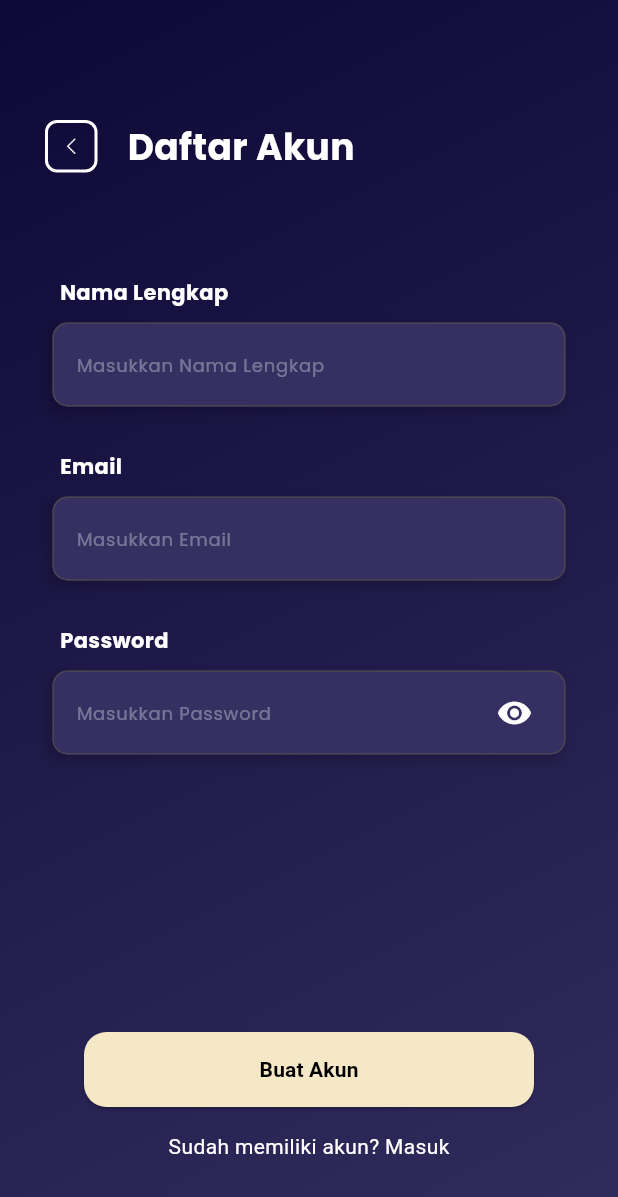
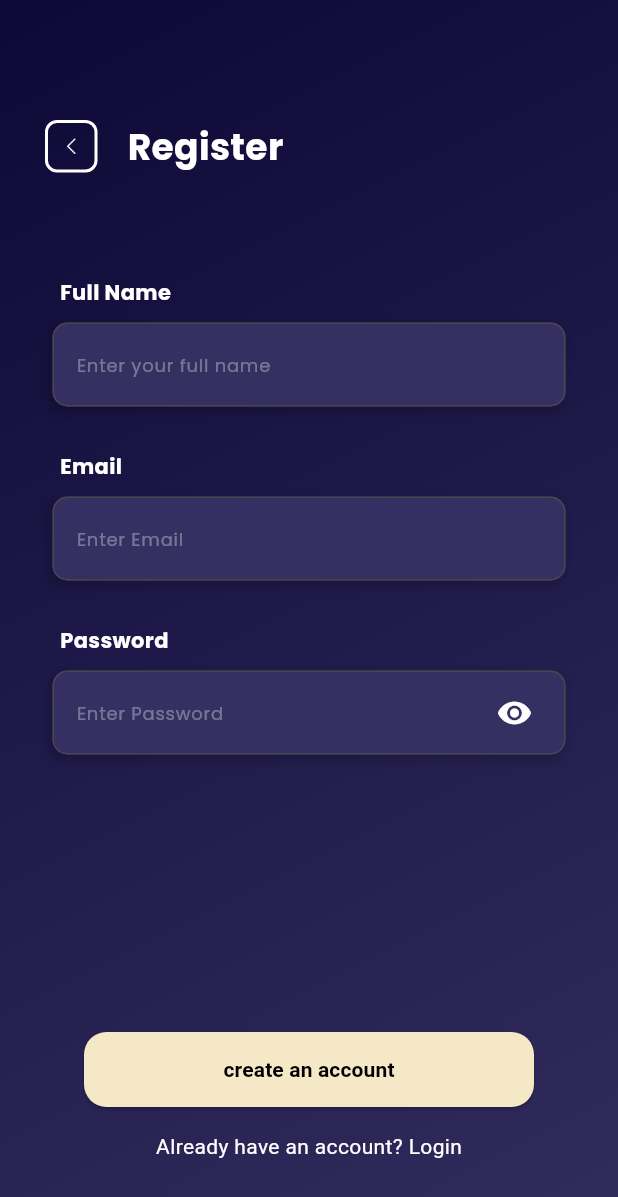
Before and after one commit to bintangsholu21/goconcert, a Flutter app: the RegisterPage screen opened directly, on a phone screen of 412 x 824 dp. Shown: the top 1197 px of the screen. Run offline on Flutter 3.47's test engine with Material 3 defaults, Android fonts, the phone set to English and light mode, and no system bars; our stand-ins replace barcode_widget, camera, cloud_firestore, firebase_auth, firebase_core, font_awesome_flutter and 1 more; missing offline and left inert: google_ml_kit; accounts and stored records are empty.

Commit message:
Update Bahasa

```diff
--- a/lib/pages/dashboard.dart
+++ b/lib/pages/dashboard.dart
@@ -177,7 +177,7 @@ class DashboardPage extends State<DashboardWidget> {
                         color: Colors.white,
                       ),
                       decoration: InputDecoration(
-                        hintText: 'Cari Event',
+                        hintText: 'Search Events',
                         hintStyle: TextStyle(
                           fontFamily: 'Poppins',
                           fontSize: 14.0,
--- a/lib/pages/form_page.dart
+++ b/lib/pages/form_page.dart
@@ -264,7 +264,7 @@ class _FormPageState extends State<FormPage> {
                           Padding(
                             padding: EdgeInsets.only(left: 5.0),
                             child: Text(
-                              'Nama Lengkap',
+                              'Full Name',
                               style: TextStyle(
                                 fontFamily: 'Poppins',
                                 fontSize: 16.0,
@@ -307,7 +307,7 @@ class _FormPageState extends State<FormPage> {
                                   borderSide: BorderSide(
                                       color: Colors.white, width: 2.0),
                                 ),
-                                hintText: 'Nama Lengkap Anda',
+                                hintText: 'Your Full Name',
                                 hintStyle: TextStyle(
                                   fontFamily: 'Poppins',
                                   fontSize: 12,
@@ -370,7 +370,7 @@ class _FormPageState extends State<FormPage> {
                                   borderSide: BorderSide(
                                       color: Colors.white, width: 2.0),
                                 ),
-                                hintText: 'Address Anda (5 words only)',
+                                hintText: 'Your Address (5 words only)',
                                 hintStyle: TextStyle(
                                   fontFamily: 'Poppins',
                                   fontSize: 12,
--- a/lib/pages/login_page.dart
+++ b/lib/pages/login_page.dart
@@ -135,7 +135,7 @@ class _LoginPageState extends State<LoginPage> {
                                   borderSide: BorderSide(
                                       color: Colors.white, width: 2.0),
                                 ),
-                                hintText: 'Masukkan Email',
+                                hintText: 'Enter Email',
                                 hintStyle: TextStyle(
                                   fontFamily: 'Poppins',
                                   fontSize: 12,
@@ -145,9 +145,9 @@ class _LoginPageState extends State<LoginPage> {
                               ),
                               validator: (value) {
                                 if (value!.isEmpty) {
-                                  return 'Email tidak boleh kosong';
+                                  return 'Email cannot be empty';
                                 } else if (!isValidEmail(value)) {
-                                  return 'Email tidak valid';
+                                  return 'Invalid email';
                                 }
                                 return null;
                               },
@@ -206,7 +206,7 @@ class _LoginPageState extends State<LoginPage> {
                                   borderSide: BorderSide(
                                       color: Colors.white, width: 2.0),
                                 ),
-                                hintText: 'Masukkan Password',
+                                hintText: 'Enter Password',
                                 hintStyle: TextStyle(
                                   fontFamily: 'Poppins',
                                   fontSize: 12,
@@ -231,9 +231,9 @@ class _LoginPageState extends State<LoginPage> {
                               obscureText: _isPasswordHidden,
                               validator: (value) {
                                 if (value!.isEmpty) {
-                                  return 'Password tidak boleh kosong';
+                                  return 'Password cannot be empty';
                                 } else if (value.length < 8) {
-                                  return 'Password minimal 8 karakter';
+                                  return 'Password at least 8 characters';
                                 }
                                 return null;
                               },
@@ -280,7 +280,7 @@ class _LoginPageState extends State<LoginPage> {
                         ),
                       ),
                       child: Text(
-                        'Masuk', // Ubah teks menjadi 'Masuk'
+                        'Login', // Ubah teks menjadi 'Masuk'
                         style: TextStyle(
                           color: Colors.black,
                           fontWeight: FontWeight.bold,
@@ -300,7 +300,7 @@ class _LoginPageState extends State<LoginPage> {
                       );
                     },
                     child: Text(
-                      'Tidak memiliki akun? Daftar', // Ubah teks
+                      'Do not have an account? Register', // Ubah teks
                       style: TextStyle(
                         color: Colors.white,
                       ),
--- a/lib/pages/paymentMethodPage.dart
+++ b/lib/pages/paymentMethodPage.dart
@@ -159,7 +159,7 @@ class _PaymentMethodPageState extends State<PaymentMethodPage> {
                               borderRadius: BorderRadius.circular(8),
                             ),
                             child: ListTile(
-                              title: Text('Gopay'),
+                              title: Text('GoPay'),
                               leading: Radio(
                                 value: 'Gopay',
                                 groupValue: selectedPaymentMethod,
@@ -225,7 +225,7 @@ class _PaymentMethodPageState extends State<PaymentMethodPage> {
                           )),
                 );
               },
-              child: Text('Konfirmasi metode pembayaran'),
+              child: Text('Confirmation of payment method'),
               style: ElevatedButton.styleFrom(
                 foregroundColor: Colors.white,
                 backgroundColor: Color(0xFF363062),
--- a/lib/pages/payment_page.dart
+++ b/lib/pages/payment_page.dart
@@ -107,7 +107,7 @@ class _PaymentPageState extends State<PaymentPage> {
                 children: [
                   Center(
                     child: Text(
-                      'Transaksi Sukses',
+                      'Transaction Success',
                       style: TextStyle(
                         fontSize: 24,
                         fontWeight: FontWeight.bold,
@@ -132,7 +132,7 @@ class _PaymentPageState extends State<PaymentPage> {
                     children: [
                       Flexible(
                         child: Text(
-                          'Metode Pembayaran',
+                          'Payment Methods',
                           style: TextStyle(
                             fontSize: 16.0,
                             fontWeight: FontWeight.bold,
@@ -180,7 +180,7 @@ class _PaymentPageState extends State<PaymentPage> {
                     children: [
                       Flexible(
                         child: Text(
-                          'Nama',
+                          'Name',
                           style: TextStyle(
                             fontSize: 16.0,
                             fontWeight: FontWeight.bold,
@@ -227,7 +227,7 @@ class _PaymentPageState extends State<PaymentPage> {
                     children: [
                       Flexible(
                         child: Text(
-                          'Nama Konser',
+                          'Concert Name',
                           style: TextStyle(
                             fontSize: 16.0,
                             fontWeight: FontWeight.bold,
@@ -251,7 +251,7 @@ class _PaymentPageState extends State<PaymentPage> {
                     children: [
                       Flexible(
                         child: Text(
-                          'Kategori',
+                          'Category',
                           style: TextStyle(
                             fontSize: 16.0,
                             fontWeight: FontWeight.bold,
@@ -275,7 +275,7 @@ class _PaymentPageState extends State<PaymentPage> {
                     children: [
                       Flexible(
                         child: Text(
-                          'Harga',
+                          'Price',
                           style: TextStyle(
                             fontSize: 16.0,
                             fontWeight: FontWeight.bold,
--- a/lib/pages/register_page.dart
+++ b/lib/pages/register_page.dart
@@ -62,7 +62,7 @@ class _RegisterPageState extends State<RegisterPage> {
                   SizedBox(width: 20),
                   // Object 2 - Text
                   Text(
-                    'Daftar Akun',
+                    'Register',
                     style: TextStyle(
                       fontSize: 24.0,
                       fontFamily: 'Poppins',
@@ -94,7 +94,7 @@ class _RegisterPageState extends State<RegisterPage> {
                           Padding(
                             padding: EdgeInsets.only(left: 5.0),
                             child: Text(
-                              'Nama Lengkap',
+                              'Full Name',
                               style: TextStyle(
                                 fontFamily: 'Poppins',
                                 fontSize: 14.0,
@@ -137,7 +137,7 @@ class _RegisterPageState extends State<RegisterPage> {
                                   borderSide: BorderSide(
                                       color: Colors.white, width: 2.0),
                                 ),
-                                hintText: 'Masukkan Nama Lengkap ',
+                                hintText: 'Enter your full name ',
                                 hintStyle: TextStyle(
                                   fontFamily: 'Poppins',
                                   fontSize: 12,
@@ -147,7 +147,7 @@ class _RegisterPageState extends State<RegisterPage> {
                               ),
                               validator: (value) {
                                 if (value!.isEmpty) {
-                                  return 'Nama Lengkap tidak boleh kosong';
+                                  return 'Full Name cannot be empty';
                                 }
                                 return null;
                               },
@@ -206,7 +206,7 @@ class _RegisterPageState extends State<RegisterPage> {
                                   borderSide: BorderSide(
                                       color: Colors.white, width: 2.0),
                                 ),
-                                hintText: 'Masukkan Email',
+                                hintText: 'Enter Email',
                                 hintStyle: TextStyle(
                                   fontFamily: 'Poppins',
                                   fontSize: 12,
@@ -216,9 +216,9 @@ class _RegisterPageState extends State<RegisterPage> {
                               ),
                               validator: (value) {
                                 if (value!.isEmpty) {
-                                  return 'Email tidak boleh kosong';
+                                  return 'Email cannot be empty';
                                 } else if (!isValidEmail(value)) {
-                                  return 'Email tidak valid';
+                                  return 'Invalid email';
                                 }
                                 return null;
                               },
@@ -277,7 +277,7 @@ class _RegisterPageState extends State<RegisterPage> {
                                   borderSide: BorderSide(
                                       color: Colors.white, width: 2.0),
                                 ),
-                                hintText: 'Masukkan Password',
+                                hintText: 'Enter Password',
                                 hintStyle: TextStyle(
                                   fontFamily: 'Poppins',
                                   fontSize: 12,
@@ -302,9 +302,9 @@ class _RegisterPageState extends State<RegisterPage> {
                               obscureText: _isPasswordHidden,
                               validator: (value) {
                                 if (value!.isEmpty) {
-                                  return 'Password tidak boleh kosong';
+                                  return 'Password cannot be empty';
                                 } else if (value.length < 8) {
-                                  return 'Password minimal 8 karakter';
+                                  return 'Password at least 8 characters';
                                 }
                                 return null;
                               },
@@ -348,7 +348,7 @@ class _RegisterPageState extends State<RegisterPage> {
                         ),
                       ),
                       child: Text(
-                        'Buat Akun',
+                        'create an account',
                         style: TextStyle(
                           color: Colors.black,
                           fontWeight: FontWeight.bold,
@@ -377,7 +377,7 @@ class _RegisterPageState extends State<RegisterPage> {
                       );
                     },
                     child: Text(
-                      'Sudah memiliki akun? Masuk',
+                      'Already have an account? Login',
                       style: TextStyle(
                         color: Colors.white,
                       ),
--- a/lib/pages/start_app.dart
+++ b/lib/pages/start_app.dart
@@ -80,7 +80,7 @@ class StartApp extends StatelessWidget {
                       ),
                       child: Center(
                         child: Text(
-                          'Daftar Sekarang!',
+                          'Register Now!',
                           style: TextStyle(
                             fontFamily: 'Poppins',
                             color: Colors.black,
@@ -102,7 +102,7 @@ class StartApp extends StatelessWidget {
                       );
                     },
                     child: Text(
-                      'Sudah memiliki akun? Masuk',
+                      'Already have an account? Login',
                       style: TextStyle(
                         fontSize: 15,
                         fontFamily: 'Poppins',
```
Also changed, not shown: lib/pages/checkout_page.dart (+5 -5 lines), lib/pages/ticket_details.dart (+7 -7 lines).
